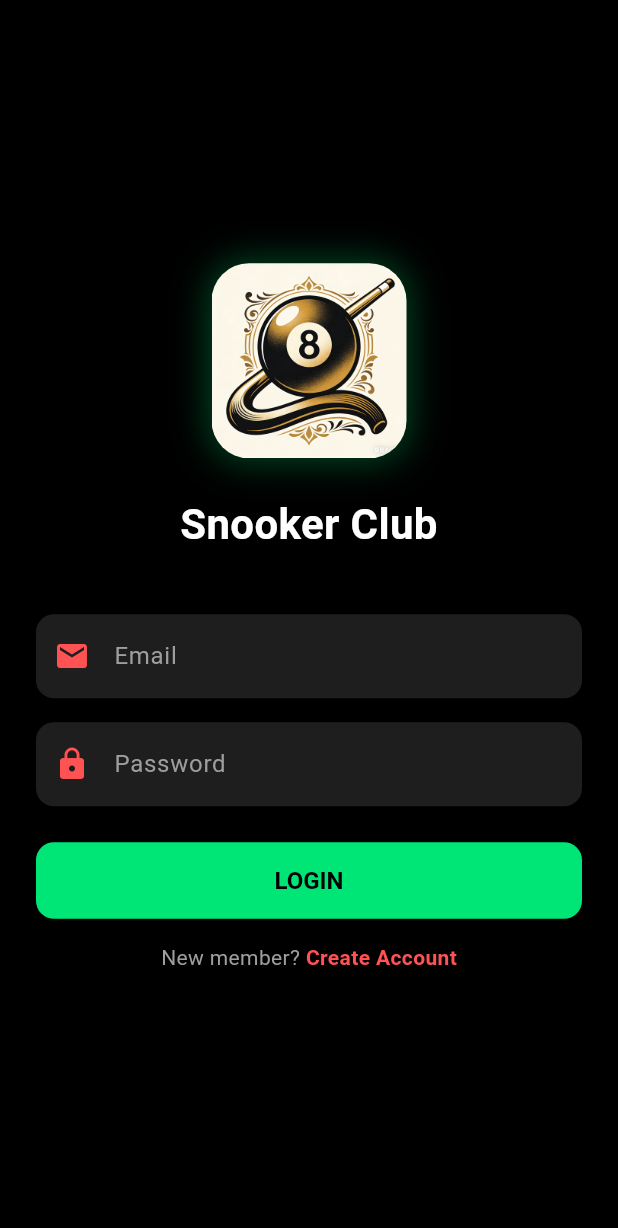
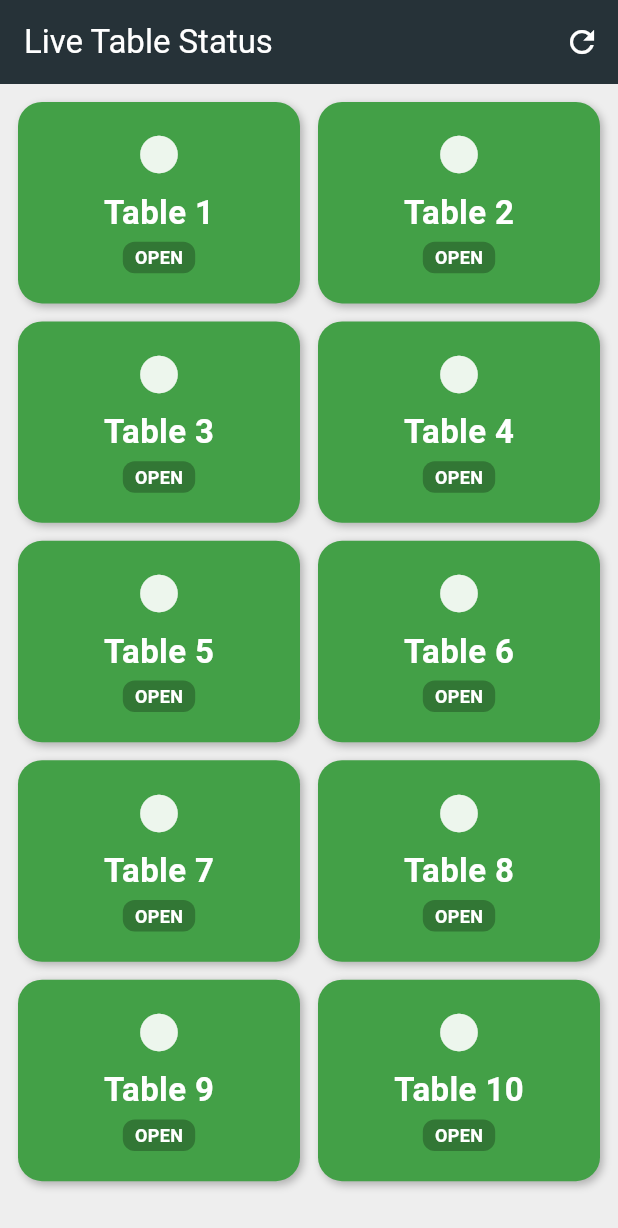
Before and after one commit to Wilsonowi/Snooker-App, a Flutter app: the screen it shows after launch, on a phone screen of 412 x 824 dp. Shown: the top 1228 px of the screen. Run offline on Flutter 3.47's test engine with Material 3 defaults, Android fonts, the phone set to English and light mode, and no system bars; our stand-ins replace supabase_flutter; missing offline and left inert: mobile_scanner; accounts and stored records are empty; network calls fail.

Commit message:
New Updates

```diff
--- a/lib/main.dart
+++ b/lib/main.dart
@@ -1,5 +1,6 @@
 import 'package:flutter/material.dart';
 import 'package:mobile_scanner/mobile_scanner.dart'; // REQUIRED FOR SCANNER
+import 'package:snooker_app/tabledashboard.dart';
 import 'dart:convert'; // REQUIRED FOR READING JSON DATA
 import 'package:supabase_flutter/supabase_flutter.dart'; // REQUIRED FOR SUPABASE
 
@@ -69,7 +70,7 @@ class SnookerApp extends StatelessWidget {
           ),
         ),
       ),
-      home: const AuthSwitcher(),
+      home: const TableDashboard(),
     );
   }
 }
@@ -187,7 +188,7 @@ class WelcomeBackPage extends StatelessWidget {
                   print("Logout pressed");
                 },
                 child: const Text(
-                  "Not JunLi? Logout",
+                  "Logout Account",
                   style: TextStyle(color: Colors.grey),
                 ),
               ),
@@ -306,7 +307,7 @@ class _LoginPageState extends State<LoginPage> {
                 const Center(child: SnookerLogoPhoto()),
                 const SizedBox(height: 24),
                 Text(
-                  _isLoginMode ? 'Snooker Club' : 'Join the Club',
+                  _isLoginMode ? 'Snooker Hub' : 'Join the Club',
                   textAlign: TextAlign.center,
                   style: const TextStyle(
                     fontSize: 28,
--- /dev/null
+++ b/lib/tabledashboard.dart
@@ -0,0 +1,169 @@
+import 'package:flutter/material.dart';
+import 'package:supabase_flutter/supabase_flutter.dart';
+
+class TableDashboard extends StatefulWidget {
+  const TableDashboard({super.key});
+
+  @override
+  State<TableDashboard> createState() => _TableDashboardState();
+}
+
+class _TableDashboardState extends State<TableDashboard> {
+  // Store status of 10 tables (default is empty until we fetch)
+  Map<int, String> tableStatuses = {};
+  final int totalTables = 10;
+  bool isLoading = true;
+
+  @override
+  void initState() {
+    super.initState();
+    _fetchTableStatus();
+  }
+
+  // Fetch real-time status from Supabase
+  Future<void> _fetchTableStatus() async {
+    try {
+      // Calls the SQL function we created: get_table_status()
+      final response = await Supabase.instance.client.rpc('get_table_status');
+
+      final Map<int, String> newStatus = {};
+
+      // Parse the response (List of maps)
+      // Example data: [{'table_id': 1, 'status': 'occupied'}, ...]
+      for (var item in response) {
+        newStatus[item['table_id']] = item['status'];
+      }
+
+      if (mounted) {
+        setState(() {
+          tableStatuses = newStatus;
+          isLoading = false;
+        });
+      }
+    } catch (e) {
+      print("Error fetching tables: $e");
+      if (mounted) {
+        setState(() => isLoading = false);
+      }
+    }
+  }
+
+  @override
+  Widget build(BuildContext context) {
+    return Scaffold(
+      appBar: AppBar(
+        title: const Text("Live Table Status"),
+        backgroundColor: Colors.blueGrey[900],
+        foregroundColor: Colors.white,
+        actions: [
+          IconButton(
+            icon: const Icon(Icons.refresh),
+            onPressed: _fetchTableStatus, // Allow manual refresh
+          ),
+        ],
+      ),
+      backgroundColor: Colors.grey[200],
+      body: isLoading
+          ? const Center(child: CircularProgressIndicator())
+          : Padding(
+              padding: const EdgeInsets.all(12.0),
+              child: GridView.builder(
+                gridDelegate: const SliverGridDelegateWithFixedCrossAxisCount(
+                  crossAxisCount: 2, // 2 Tables side-by-side
+                  crossAxisSpacing: 12,
+                  mainAxisSpacing: 12,
+                  childAspectRatio: 1.4, // Width vs Height ratio
+                ),
+                itemCount: totalTables,
+                itemBuilder: (context, index) {
+                  final tableId = index + 1;
+                  // If status is missing, assume available.
+                  // If 'occupied', show red. Else green.
+                  final isOccupied = tableStatuses[tableId] == 'occupied';
+
+                  return GestureDetector(
+                    onTap: () {
+                      // Navigate to the Booking Page
+                      Navigator.push(
+                        context,
+                        MaterialPageRoute(
+                          builder: (context) =>
+                              BookingSchedulePage(tableId: tableId),
+                        ),
+                      );
+                    },
+                    child: Container(
+                      decoration: BoxDecoration(
+                        color: isOccupied
+                            ? Colors.red.shade400
+                            : Colors.green.shade600,
+                        borderRadius: BorderRadius.circular(16),
+                        boxShadow: const [
+                          BoxShadow(
+                            color: Colors.black26,
+                            blurRadius: 4,
+                            offset: Offset(2, 2),
+                          ),
+                        ],
+                      ),
+                      child: Column(
+                        mainAxisAlignment: MainAxisAlignment.center,
+                        children: [
+                          Icon(
+                            Icons.circle, // Represents a Snooker ball
+                            size: 30,
+                            color: Colors.white.withOpacity(0.9),
+                          ),
+                          const SizedBox(height: 8),
+                          Text(
+                            "Table $tableId",
+                            style: const TextStyle(
+                              color: Colors.white,
+                              fontSize: 22,
+                              fontWeight: FontWeight.bold,
+                            ),
+                          ),
+                          const SizedBox(height: 4),
+                          Container(
+                            padding: const EdgeInsets.symmetric(
+                              horizontal: 8,
+                              vertical: 2,
+                            ),
+                            decoration: BoxDecoration(
+                              color: Colors.black26,
+                              borderRadius: BorderRadius.circular(8),
+                            ),
+                            child: Text(
+                              isOccupied ? "PLAYING NOW" : "OPEN",
+                              style: const TextStyle(
+                                color: Colors.white,
+                                fontSize: 12,
+                                fontWeight: FontWeight.bold,
+                              ),
+                            ),
+                          ),
+                        ],
+                      ),
+                    ),
+                  );
+                },
+              ),
+            ),
+    );
+  }
+}
+
+// --- TEMPORARY PLACEHOLDER PAGE ---
+// This ensures your code runs even though we haven't built the schedule page yet.
+class BookingSchedulePage extends StatelessWidget {
+  final int tableId;
+  const BookingSchedulePage({super.key, required this.tableId});
+
+  @override
+  Widget build(BuildContext context) {
+    return Scaffold(
+      appBar: AppBar(title: Text("Book Table $tableId")),
+      body: Center(child: Text("Schedule for Table $tableId goes here")),
+    );
+  }
+}
```
Also changed, not shown: pubspec.lock, 1 other file.
